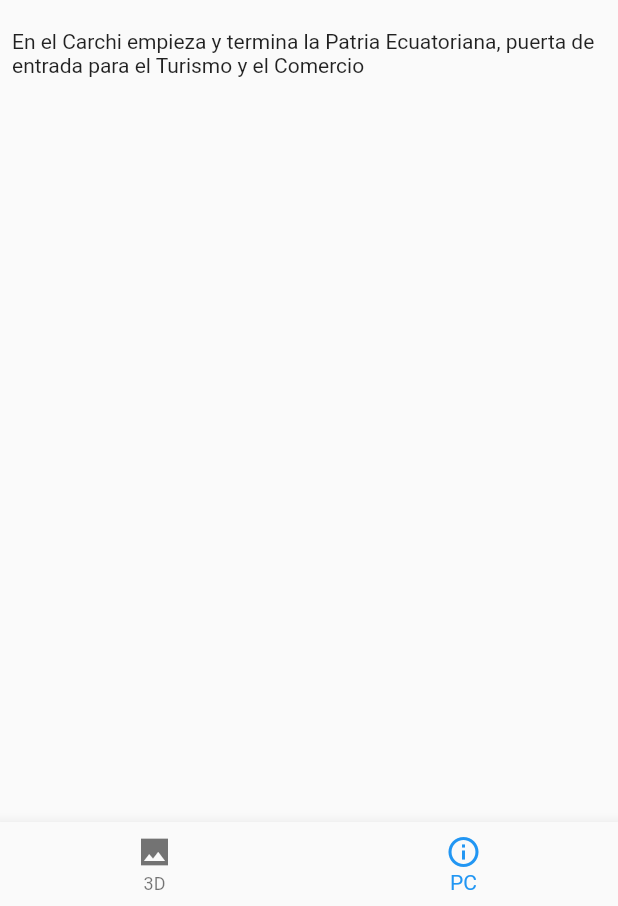
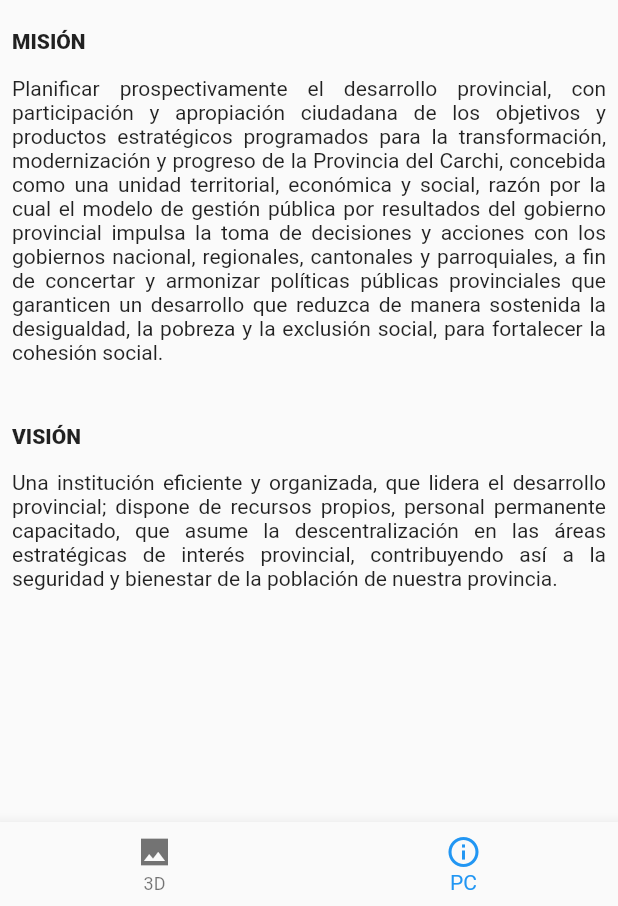
Before and after one commit to Ayariy/ecopapp, a Flutter app: the HomePage screen opened by its route, item 2 of the bottom bar chosen, on a phone screen of 412 x 824 dp, the part 330-1236 px from its top. Run offline on Flutter 3.47's test engine with Material 2 defaults, Android fonts, the phone set to English and light mode, and no system bars; our stand-ins replace audioplayers, charts_flutter, cloud_firestore, firebase_auth, firebase_core, flutter_map and 6 more; missing offline and left inert: app_installer, appcheck, dart:ffi, flutter_cube, flutter_downloader; accounts and stored records are empty.

Commit message:
Ultimas correcciones

```diff
--- a/lib/pages/AyudaPage.dart
+++ b/lib/pages/AyudaPage.dart
@@ -117,7 +117,8 @@ class AyudaPageState extends State<AyudaPage> {
                   leading: Icon(Icons.camera),
                   title: Text('Botón Escaneo'),
                   subtitle: Text(
-                      'Permite redirigir a la página para escanear los marcadores y poder visualizar las esculturas del ecoparque en realidad Aumentada.'),
+                    'Permite redirigir a la página para escanear los marcadores y poder visualizar las esculturas del ecoparque en realidad Aumentada.',
+                  ),
                 ),
                 ListTile(
                   leading: Image.asset(
@@ -126,7 +127,8 @@ class AyudaPageState extends State<AyudaPage> {
                   ),
                   title: Text('Gif Animado'),
                   subtitle: Text(
-                      'Permite redirigir y visualizar el animal en 3d de cada escultura listada en la página principal.'),
+                    'Permite redirigir y visualizar el animal en 3d de cada escultura listada en la página principal.',
+                  ),
                 ),
               ],
             )
--- a/lib/pages/HomePage.dart
+++ b/lib/pages/HomePage.dart
@@ -634,7 +634,28 @@ class _HomePageState extends State<HomePage> {
                   height: 20,
                 ),
                 Text(
-                    'En el Carchi empieza y termina la Patria Ecuatoriana, puerta de entrada para el Turismo y el Comercio')
+                  'MISIÓN',
+                  style: TextStyle(fontWeight: FontWeight.w800),
+                ),
+                SizedBox(
+                  height: 15,
+                ),
+                Text(
+                    'Planificar prospectivamente el desarrollo provincial, con participación y apropiación ciudadana de los objetivos y productos estratégicos programados para la transformación, modernización y progreso de la Provincia del Carchi, concebida como una unidad territorial, económica y social, razón por la cual el modelo de gestión pública por resultados del gobierno provincial impulsa la toma de decisiones y acciones con los gobiernos nacional, regionales, cantonales y parroquiales, a fin de concertar y armonizar políticas públicas provinciales que garanticen un desarrollo que reduzca de manera sostenida la desigualdad, la pobreza y la exclusión social, para fortalecer la cohesión social.',
+                    textAlign: TextAlign.justify),
+                SizedBox(
+                  height: 40,
+                ),
+                Text(
+                  'VISIÓN',
+                  style: TextStyle(fontWeight: FontWeight.w800),
+                ),
+                SizedBox(
+                  height: 15,
+                ),
+                Text(
+                    'Una institución eficiente y organizada, que lidera el desarrollo provincial; dispone de recursos propios, personal permanente capacitado, que asume la descentralización en las áreas estratégicas de interés provincial, contribuyendo así a la seguridad y bienestar de la población de nuestra provincia.',
+                    textAlign: TextAlign.justify)
               ],
             ),
           ),
```
Also changed, not shown: lib/pages/admin/UsersAllPage.dart (+8 -3 lines), lib/utils/NavigationDrawer.dart (+26 -29 lines).
